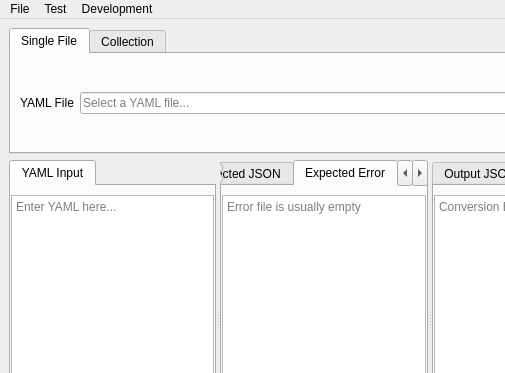
First picture: the form in Examples/JsonYamlToJsonTestSuite/mainwindow.ui, repository g-gualeni/QtNoid2, before the edit; both pictures show x 0 to 505 and y 0 to 373 of the 648 by 508 pixel window.
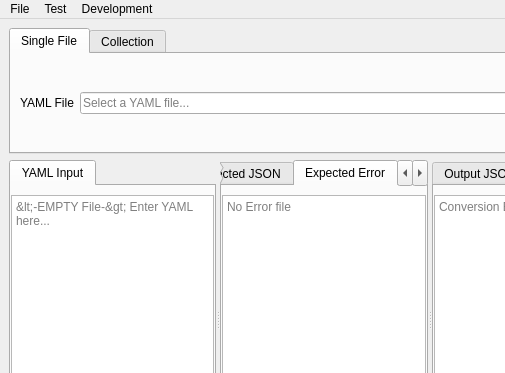
Second picture: the form after the edit. The open tabs and pages were chosen to show the change. Custom widgets are drawn as their Qt base class.

Commit message:
JsonYamlToJson Example implementation
... continued

Diff of the .ui file:
```diff
--- a/Examples/JsonYamlToJsonTestSuite/mainwindow.ui
+++ b/Examples/JsonYamlToJsonTestSuite/mainwindow.ui
@@ -231,7 +231,7 @@
             <item>
              <widget class="QPlainTextEdit" name="txtYAML">
               <property name="placeholderText">
-               <string>Enter YAML here...</string>
+               <string>&lt;-EMPTY File-&gt; Enter YAML here...</string>
               </property>
              </widget>
             </item>
@@ -298,7 +298,7 @@
             <item>
              <widget class="QPlainTextEdit" name="txtErrorExpected">
               <property name="placeholderText">
-               <string>Error file is usually empty</string>
+               <string>No Error file</string>
               </property>
              </widget>
             </item>
```
Left out of the diff: 6 changed lines with no effect on the pictures. The commit also changes 3 other files.
